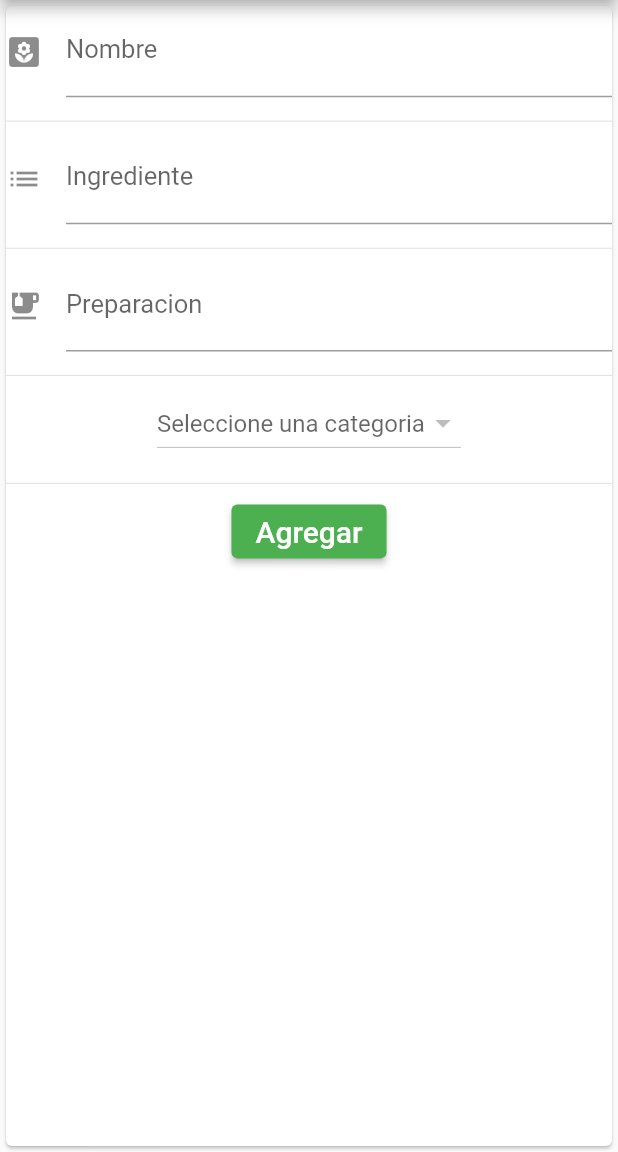
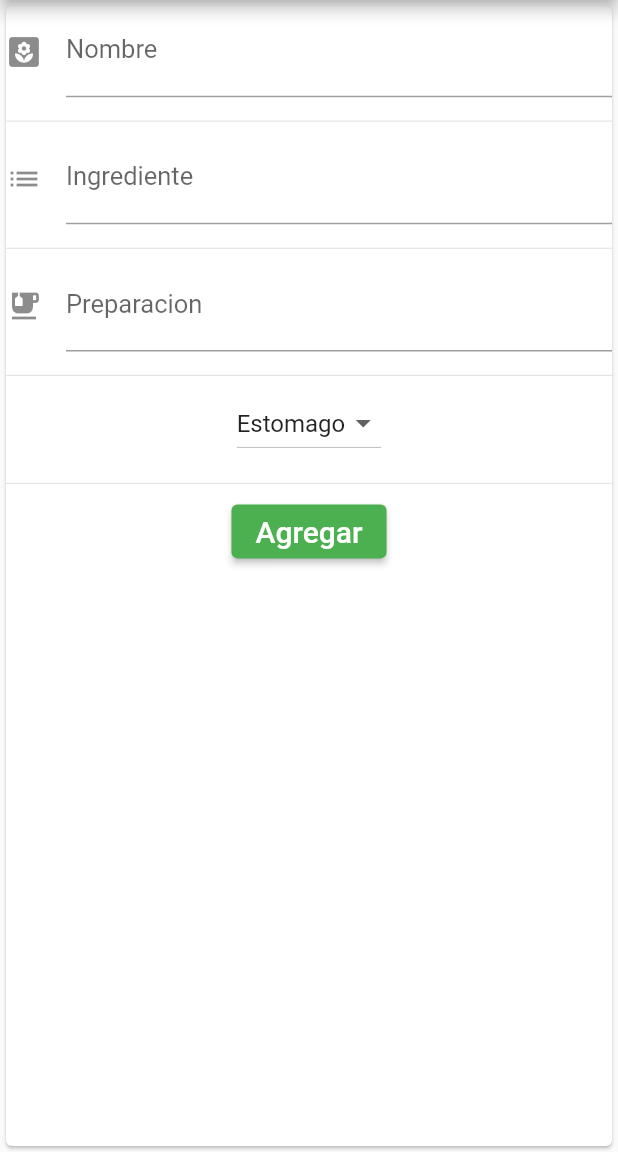
Before and after one commit to raruilova/herbafriend, a Flutter app: the Register screen opened directly, on a phone screen of 412 x 824 dp, the part 84-1236 px from its top. Run offline on Flutter 3.47's test engine with Material 2 defaults, Android fonts, the phone set to English and light mode, and no system bars; network calls fail.

Commit message:
Enviar todos los datos

```diff
--- a/lib/src/model/categories.dart
+++ b/lib/src/model/category.dart
@@ -11,20 +11,16 @@ String recipesToJson(CategoryRecipe data) => json.encode(data.toJson());
 
 class CategoryRecipe {
   CategoryRecipe({
-    this.id,
     required this.name,
   });
 
-  String? id;
   String name;
 
   factory CategoryRecipe.fromJson(Map<String, dynamic> json) => CategoryRecipe(
-        id: json["id"],
         name: json["name"],
       );
 
   Map<String, dynamic> toJson() => {
-        "id": id,
         "name": name,
       };
 }
--- a/lib/src/model/herbafriend_model.dart
+++ b/lib/src/model/herbafriend_model.dart
@@ -1,6 +1,4 @@
 import 'dart:convert';
-
-import 'package:herbafriend/src/model/image_herba.dart';
 
 Recipes recipesFromJson(String str) => Recipes.fromJson(json.decode(str));
 
@@ -12,30 +10,28 @@ class Recipes {
     required this.name,
     required this.ingredients,
     required this.preparation,
-    required this.categories,
+    this.category,
   });
-  Recipes.create(
-      this.name, this.ingredients, this.preparation, this.categories);
+  Recipes.create(this.name, this.ingredients, this.preparation, this.category);
 
   String? id;
   String? name;
   String? ingredients;
   String? preparation;
-  String categories;
+  String? category;
 
   factory Recipes.fromJson(Map<String, dynamic> json) => Recipes(
-        id: json["id"],
-        name: json["name"],
-        ingredients: json["ingredients"],
-        preparation: json["preparation"],
-        categories: json["categories"],
-      );
+      id: json["id"],
+      name: json["name"],
+      ingredients: json["ingredients"],
+      preparation: json["preparation"],
+      category: json["category"]);
 
   Map<String, dynamic> toJson() => {
         "id": id,
         "name": name,
         "ingredients": ingredients,
         "preparation": preparation,
-        "categories": categories,
+        "category": category
       };
 }
--- a/lib/src/pages/main_page.dart
+++ b/lib/src/pages/main_page.dart
@@ -1,7 +1,7 @@
 import 'dart:ui';
 
 import 'package:flutter/material.dart';
-import 'package:herbafriend/src/model/categories.dart';
+import 'package:herbafriend/src/model/category.dart';
 import 'package:herbafriend/src/pages/register.dart';
 import 'package:herbafriend/src/service/category_service.dart';
 import 'package:herbafriend/src/utils/enums.dart';
--- a/lib/src/pages/register.dart
+++ b/lib/src/pages/register.dart
@@ -1,5 +1,5 @@
 import 'package:flutter/material.dart';
-import 'package:herbafriend/src/model/categories.dart';
+import 'package:herbafriend/src/model/category.dart';
 import 'package:herbafriend/src/model/herbafriend_model.dart';
 import 'package:herbafriend/src/service/category_service.dart';
 import 'package:herbafriend/src/service/herfriend_service.dart';
@@ -18,7 +18,6 @@ class _RegisterState extends State<Register> {
   late Recipes _recipes;
   List<CategoryRecipe> _result = [];
 
-  var _dropdownValue;
   final _formKey = GlobalKey<FormState>();
 
   @override
@@ -26,7 +25,7 @@ class _RegisterState extends State<Register> {
     super.initState();
     print("inicio del Estado");
     _loadResult();
-    _recipes = Recipes.create("", "", "", "");
+    _recipes = Recipes.create("", "", "", "Estomago");
   }
 
   Widget build(BuildContext context) {
@@ -110,24 +109,27 @@ class _RegisterState extends State<Register> {
                 //      icon: Icon(Icons.category), labelText: 'Categoria'),
                 //),
                 Container(
-                  child: DropdownButton(
-                    value: _recipes.categories,
-                    items: _result
-                        .map((e) => DropdownMenuItem(
-                              value: e.name.toString(),
-                              child: Text(e.name.toString()),
-                            ))
-                        .toList(),
-                    onChanged: (value) {
-                      setState(
-                        () async {
-                          _recipes.categories = value!.toString();
-                        },
-                      );
-                    },
-                    hint: Text('Seleccione una categoria'),
-                  ),
-                ),
+                    child: Column(
+                  children: [
+                    DropdownButton<String>(
+                      value: _recipes.category,
+                      onChanged: (String? newvalue) {
+                        setState(
+                          () {
+                            _recipes.category = newvalue!;
+                          },
+                        );
+                      },
+                      items: _result.map<DropdownMenuItem<String>>(
+                          (CategoryRecipe value) {
+                        return DropdownMenuItem<String>(
+                          value: value.name,
+                          child: Text(value.name),
+                        );
+                      }).toList(),
+                    )
+                  ],
+                )),
                 Padding(
                   padding: EdgeInsets.only(top: 8.0),
                 ),
@@ -136,12 +138,12 @@ class _RegisterState extends State<Register> {
                     onPressed: () {
                       //Recipes data = await submit
                       if (_formKey.currentState!.validate()) {
-                        _formKey.currentState!.save();
                         // If the form is valid, display a snackbar. In the real world,
                         // you'd often call a server or save the information in a database.
                         ScaffoldMessenger.of(context).showSnackBar(
                             SnackBar(content: Text('Processing Data')));
                       }
+                      _formKey.currentState!.save();
                       setState(() {
                         _recipeService.sendRecipe(_recipes).then((value) {
                           _formKey.currentState!.reset();
--- a/pubspec.yaml
+++ b/pubspec.yaml
@@ -46,6 +46,7 @@ flutter:
   # To add assets to your application, add an assets section, like this:
   assets:
     - assets/images/
+    - assets/data/
   #   - images/a_dot_ham.jpeg
 
   # An image asset can refer to one or more resolution-specific "variants", see
```
Also changed, not shown: assets/data/category.json (added, +20 -0 lines), lib/src/service/category_service.dart (+12 -19 lines).
